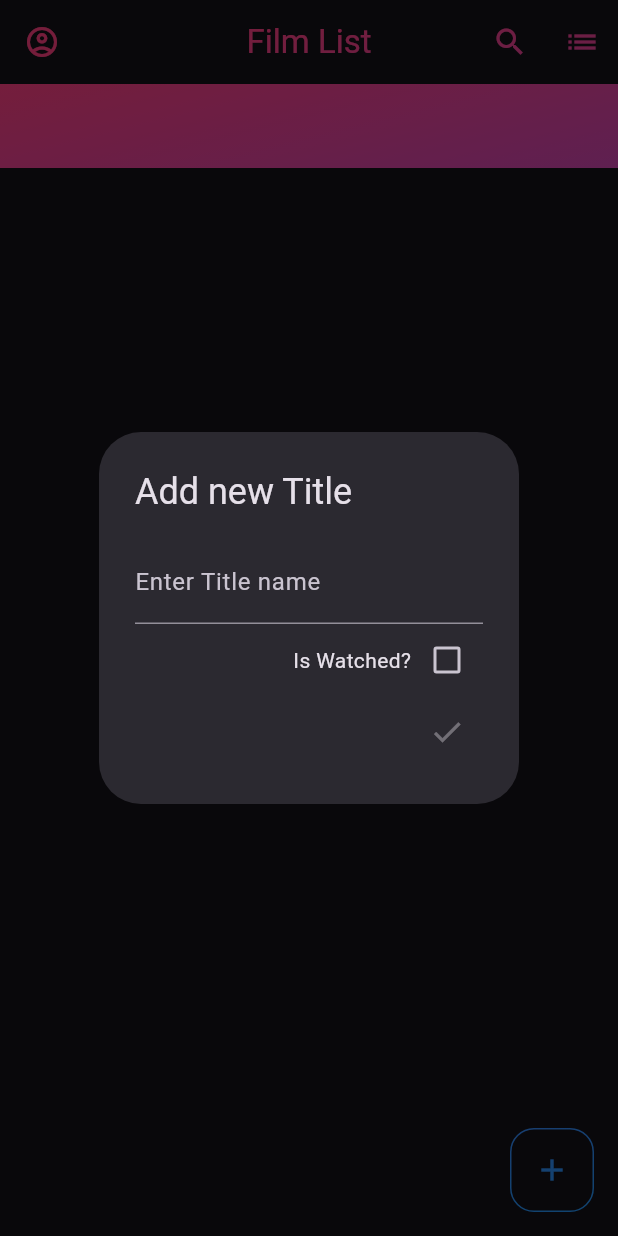
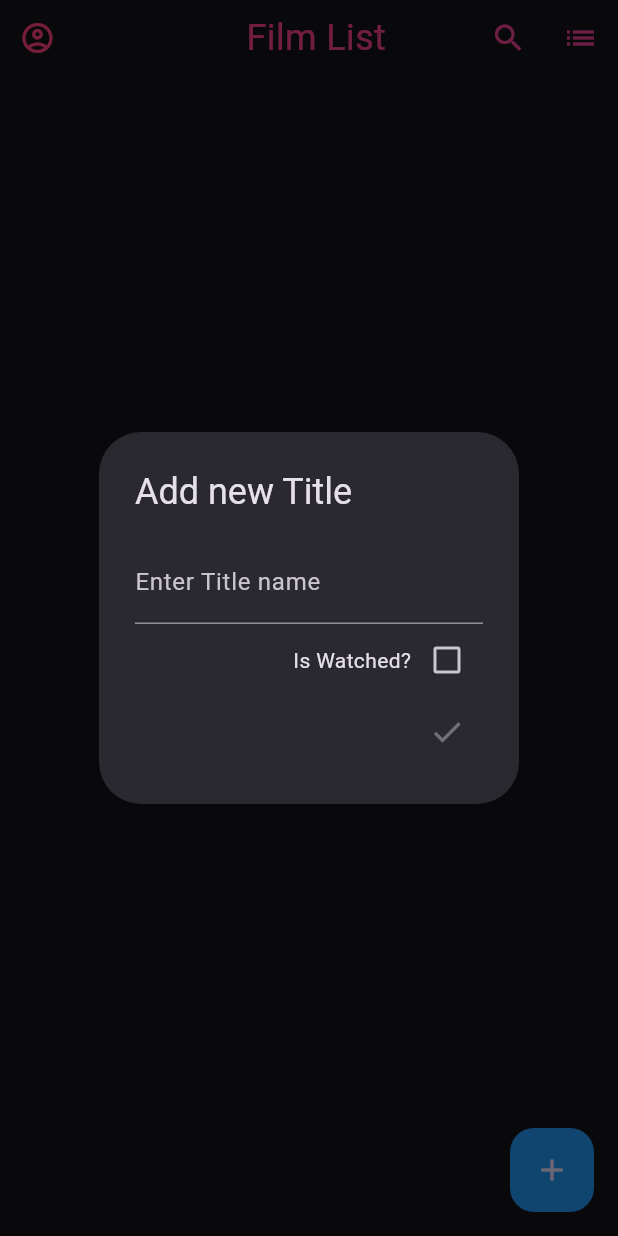
Before and after one commit to KlesserRG/film_list, a Flutter app: the screen it shows after launch, after a tap on the "grid view" icon, after a tap on the "add" icon, on a phone screen of 412 x 824 dp. Run offline on Flutter 3.47's test engine with Material 2 defaults, Android fonts, the phone set to English and light mode, and no system bars; our stand-ins replace bloc, equatable, flutter_bloc, hive, hive_flutter; accounts and stored records are empty.

Commit message:
rewrited gradient background

```diff
--- a/lib/domain/bloc/film_searcher/film_searcher_event.dart
+++ /dev/null
@@ -1,31 +0,0 @@
-part of 'film_searcher_bloc.dart';
-
-abstract class FilmSearcherEvent extends Equatable {
-  const FilmSearcherEvent();
-
-  @override
-  List<Object> get props => [];
-}
-
-class FilmSearcherLoadEvent extends FilmSearcherEvent {
-  const FilmSearcherLoadEvent();
-
-  @override
-  List<Object> get props => [];
-}
-
-class FilmSearcherSortEvent extends FilmSearcherEvent {
-  final List<HiveItemType> data;
-  final Set<int> rate;
-  final bool isWatched;
-  final String name;
-  const FilmSearcherSortEvent({
-    required this.data,
-    this.isWatched = true,
-    this.name = '',
-    this.rate = const {4,5},
-  });
-
-  @override
-  List<Object> get props => [data];
-}
--- a/lib/domain/bloc/film_searcher/film_searcher_state.dart
+++ /dev/null
@@ -1,27 +0,0 @@
-part of 'film_searcher_bloc.dart';
-
-abstract class FilmSearcherState extends Equatable {
-  const FilmSearcherState();
-
-  @override
-  List<Object> get props => [];
-}
-
-class FilmSearcherInitial extends FilmSearcherState {}
-
-class FilmSeatcherLoaded extends FilmSearcherState{
-  final String text;
-  final bool isWatched;
-  final Set<int> rate;
-  final List<HiveItemType> data;
-
-  const FilmSeatcherLoaded({
-    required this.text,
-    required this.isWatched,
-    required this.rate,
-    this.data = const [],
-  });
-
-  @override
-  List<Object> get props => [];
-}
--- a/lib/ui/app.dart
+++ b/lib/ui/app.dart
@@ -1,5 +1,4 @@
 import 'package:film_list/domain/bloc/film_list/film_list_bloc.dart';
-import 'package:film_list/domain/bloc/film_searcher/film_searcher_bloc.dart';
 import 'package:film_list/ui/main_page/main_page.dart';
 import 'package:flutter/material.dart';
 import 'package:flutter_bloc/flutter_bloc.dart';
@@ -14,9 +13,6 @@ class App extends StatelessWidget {
         BlocProvider(
           create: (context) => FilmListBloc()..add(const FilmListLoad()),
         ),
-        BlocProvider(
-          create: (context) => FilmSearcherBloc()..add(const FilmSearcherLoadEvent()),
-        )
       ],
       child: MaterialApp(
         debugShowCheckedModeBanner: false,
--- a/lib/ui/main_page/main_page.dart
+++ b/lib/ui/main_page/main_page.dart
@@ -2,7 +2,6 @@ import 'package:film_list/domain/bloc/film_list/film_list_bloc.dart';
 import 'package:film_list/ui/main_page/grid_view_variable.dart';
 import 'package:film_list/ui/main_page/list_view_variable.dart';
 import 'package:film_list/ui/main_page/main_page_add.dart';
-import 'package:film_list/ui/main_page/main_page_search_bar.dart';
 import 'package:flutter/material.dart';
 import 'package:flutter_bloc/flutter_bloc.dart';
 
@@ -68,33 +67,43 @@ class _MainPageFrontgroundState extends State<MainPageFrontground> {
           );
         }
         final data = state.data;
-        return ColorFiltered(
-          colorFilter: ColorFilter.mode(
-            Theme.of(context).canvasColor,
-            BlendMode.srcOut,
-          ),
-          child: Scaffold(
+        return Scaffold(
           backgroundColor: Colors.transparent,
           appBar: AppBar(
             backgroundColor: Colors.transparent,
             surfaceTintColor: Colors.transparent,
             scrolledUnderElevation: 0,
-              title: const Text("Film List"),
-              centerTitle: true,
-              leading: IconButton(
+            flexibleSpace: ColorFiltered(
+              colorFilter: ColorFilter.mode(
+                Theme.of(context).canvasColor,
+                BlendMode.srcOut,
+              ),
+              child: Container(
+                width: MediaQuery.of(context).size.width,
+                height: MediaQuery.of(context).size.height,
+                decoration: BoxDecoration(
+                  border: Border.all(color: Colors.transparent),
+                ),
+                child: Column(
+                  mainAxisAlignment: MainAxisAlignment.end,
+                  children: [
+                    Row(
+                      crossAxisAlignment: CrossAxisAlignment.center,
+                      mainAxisAlignment: MainAxisAlignment.spaceBetween,
+                      children: [
+                        IconButton(
                           onPressed: () {},
                           icon: const Icon(Icons.account_circle_outlined),
                         ),
-              actions: [
+                        const SizedBox(),
+                        const Text(
+                          "Film List",
+                          style: TextStyle(fontSize: 24),
+                        ),
+                        Row(
+                          children: [
                             IconButton(
-                  onPressed: () {
-                    Navigator.push(
-                      context,
-                      MaterialPageRoute(
-                        builder: (context) => MainPageSearchBar(data: data),
-                      ),
-                    );
-                  },
+                              onPressed: () {},
                               icon: const Icon(Icons.search),
                             ),
                             IconButton(
@@ -107,6 +116,14 @@ class _MainPageFrontgroundState extends State<MainPageFrontground> {
                                   : const Icon(Icons.list),
                             ),
                           ],
+                        )
+                      ],
+                    ),
+                    const SizedBox(height: 8)
+                  ],
+                ),
+              ),
+            ),
           ),
           body: CustomScrollView(
             slivers: <Widget>[
@@ -122,11 +139,11 @@ class _MainPageFrontgroundState extends State<MainPageFrontground> {
             ],
           ),
           floatingActionButton: FloatingActionButton(
-              backgroundColor: Colors.transparent,
+            backgroundColor: Colors.blue,
             elevation: 0,
-              shape: RoundedRectangleBorder(
-                  side: const BorderSide(),
-                  borderRadius: BorderRadius.circular(16)),
+            // shape: RoundedRectangleBorder(
+            //     side: const BorderSide(),
+            //     borderRadius: BorderRadius.circular(16)),
             onPressed: () {
               showDialog(
                 context: context,
@@ -135,7 +152,6 @@ class _MainPageFrontgroundState extends State<MainPageFrontground> {
             },
             child: const Icon(Icons.add),
           ),
-          ),
         );
       },
     );
```
Also changed, not shown: lib/domain/bloc/film_searcher/film_searcher_bloc.dart (deleted, +0 -71 lines), lib/ui/main_page/grid_view_variable.dart (+10 -7 lines), lib/ui/main_page/list_view_variable.dart (+12 -15 lines), lib/ui/main_page/main_page_search_bar.dart (deleted, +0 -91 lines). Lines whose indentation alone changed are shown as unchanged.
